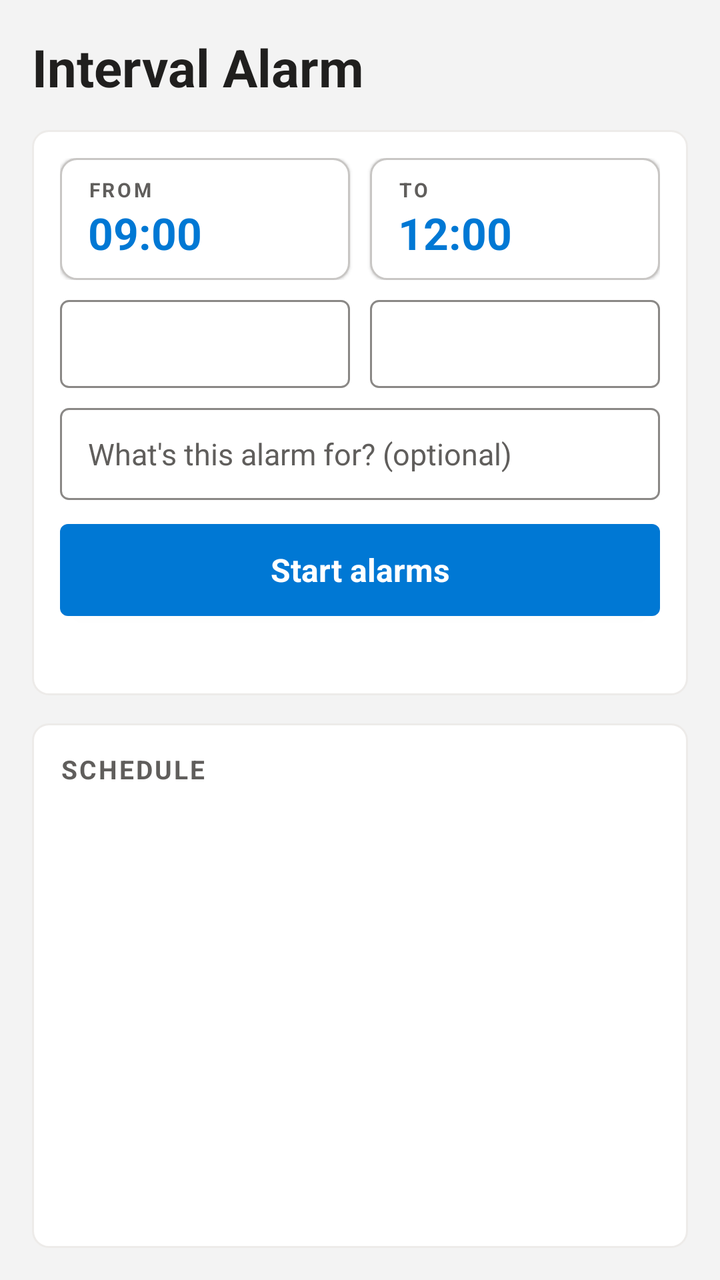
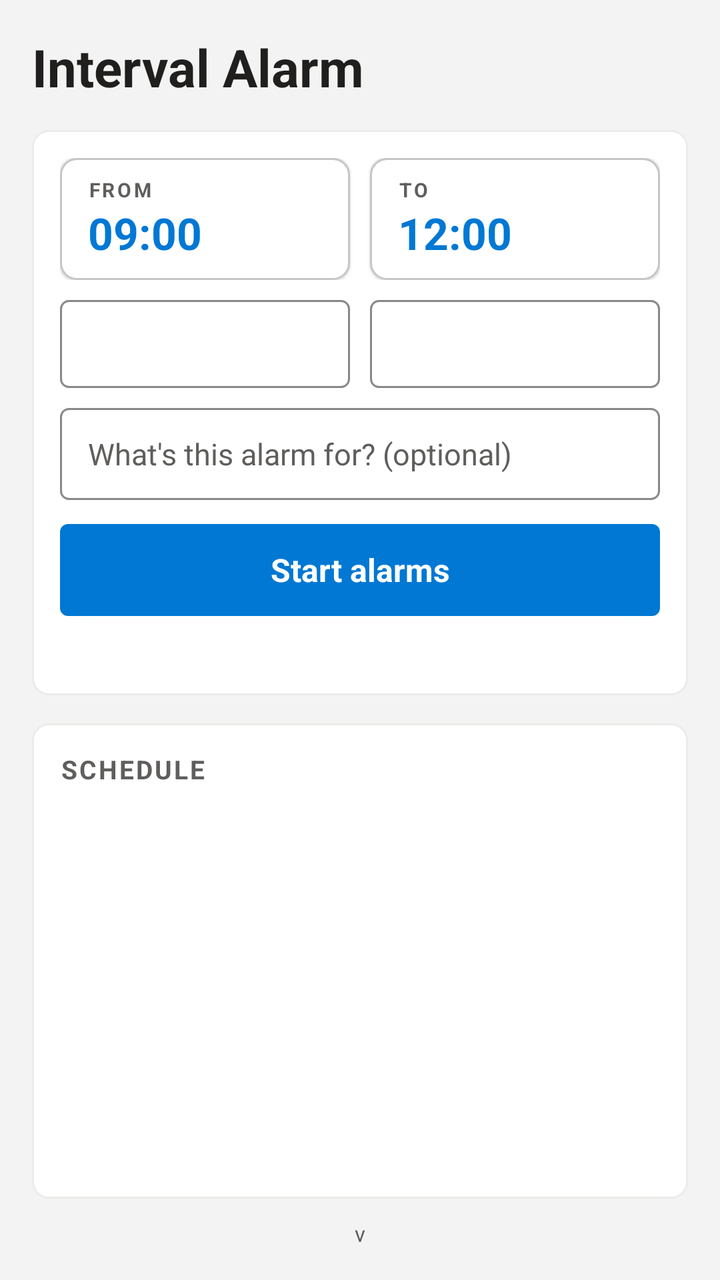

Before-and-after screenshots of an Android layout around one commit, followed by the original layout XML and the change that was made.
<!-- AndroidManifest.xml: application theme Theme.IntervalAlarm -->
<!-- res/layout/activity_main.xml -->
<?xml version="1.0" encoding="utf-8"?>
<LinearLayout xmlns:android="http://schemas.android.com/apk/res/android"
    android:layout_width="match_parent"
    android:layout_height="match_parent"
    android:orientation="vertical"
    android:padding="16dp">

    <TextView
        android:layout_width="wrap_content"
        android:layout_height="wrap_content"
        android:text="Interval Alarm"
        android:textSize="26sp"
        android:textStyle="bold"
        android:textColor="@color/ms_text"
        android:paddingBottom="14dp" />

    
    <LinearLayout
        android:layout_width="match_parent"
        android:layout_height="wrap_content"
        android:orientation="vertical"
        android:background="@drawable/bg_card"
        android:padding="14dp">

        <LinearLayout
            android:layout_width="match_parent"
            android:layout_height="wrap_content"
            android:orientation="horizontal">

            <LinearLayout
                android:id="@+id/fromBtn"
                android:layout_width="0dp"
                android:layout_height="wrap_content"
                android:layout_weight="1"
                android:layout_marginEnd="5dp"
                android:orientation="vertical"
                android:background="@drawable/btn_tile"
                android:elevation="1dp"
                android:clickable="true"
                android:focusable="true"
                android:paddingStart="14dp"
                android:paddingEnd="14dp"
                android:paddingTop="9dp"
                android:paddingBottom="9dp">

                <TextView
                    android:layout_width="wrap_content"
                    android:layout_height="wrap_content"
                    android:text="FROM"
                    android:textSize="10sp"
                    android:textStyle="bold"
                    android:letterSpacing="0.12"
                    android:textColor="@color/ms_text_secondary" />

                <TextView
                    android:id="@+id/fromVal"
                    android:layout_width="wrap_content"
                    android:layout_height="wrap_content"
                    android:text="09:00"
                    android:textSize="22sp"
                    android:textStyle="bold"
                    android:textColor="@color/ms_blue" />
            </LinearLayout>

            <LinearLayout
                android:id="@+id/toBtn"
                android:layout_width="0dp"
                android:layout_height="wrap_content"
                android:layout_weight="1"
                android:layout_marginStart="5dp"
                android:orientation="vertical"
                android:background="@drawable/btn_tile"
                android:elevation="1dp"
                android:clickable="true"
                android:focusable="true"
                android:paddingStart="14dp"
                android:paddingEnd="14dp"
                android:paddingTop="9dp"
                android:paddingBottom="9dp">

                <TextView
                    android:layout_width="wrap_content"
                    android:layout_height="wrap_content"
                    android:text="TO"
                    android:textSize="10sp"
                    android:textStyle="bold"
                    android:letterSpacing="0.12"
                    android:textColor="@color/ms_text_secondary" />

                <TextView
                    android:id="@+id/toVal"
                    android:layout_width="wrap_content"
                    android:layout_height="wrap_content"
                    android:text="12:00"
                    android:textSize="22sp"
                    android:textStyle="bold"
                    android:textColor="@color/ms_blue" />
            </LinearLayout>
        </LinearLayout>

        <LinearLayout
            android:layout_width="match_parent"
            android:layout_height="wrap_content"
            android:orientation="horizontal"
            android:layout_marginTop="10dp">

            <Spinner
                android:id="@+id/intervalSpin"
                android:layout_width="0dp"
                android:layout_height="44dp"
                android:layout_weight="1"
                android:layout_marginEnd="5dp"
                android:background="@drawable/btn_outline"
                android:paddingStart="12dp" />

            <Spinner
                android:id="@+id/soundSpin"
                android:layout_width="0dp"
                android:layout_height="44dp"
                android:layout_weight="1"
                android:layout_marginStart="5dp"
                android:background="@drawable/btn_outline"
                android:paddingStart="12dp" />
        </LinearLayout>

        <EditText
            android:id="@+id/labelInput"
            android:layout_width="match_parent"
            android:layout_height="46dp"
            android:layout_marginTop="10dp"
            android:background="@drawable/btn_outline"
            android:hint="What's this alarm for? (optional)"
            android:textColorHint="@color/ms_text_secondary"
            android:textColor="@color/ms_text"
            android:textSize="15sp"
            android:inputType="textCapSentences"
            android:maxLines="1"
            android:paddingStart="14dp"
            android:paddingEnd="14dp" />

        <Button
            android:id="@+id/startBtn"
            android:layout_width="match_parent"
            android:layout_height="46dp"
            android:layout_marginTop="12dp"
            android:background="@drawable/btn_primary"
            android:textColor="#FFFFFF"
            android:textAllCaps="false"
            android:textStyle="bold"
            android:textSize="16sp"
            android:text="Start alarms" />

        <TextView
            android:id="@+id/statusText"
            android:layout_width="match_parent"
            android:layout_height="wrap_content"
            android:gravity="center"
            android:paddingTop="8dp"
            android:textSize="13sp"
            android:textColor="@color/ms_text_secondary" />
    </LinearLayout>

    
    <LinearLayout
        android:layout_width="match_parent"
        android:layout_height="0dp"
        android:layout_weight="1"
        android:layout_marginTop="14dp"
        android:orientation="vertical"
        android:background="@drawable/bg_card"
        android:padding="14dp">

        <TextView
            android:id="@+id/scheduleTitle"
            android:layout_width="match_parent"
            android:layout_height="wrap_content"
            android:text="Schedule"
            android:textSize="13sp"
            android:textStyle="bold"
            android:textColor="@color/ms_text_secondary"
            android:letterSpacing="0.08"
            android:textAllCaps="true"
            android:paddingBottom="6dp" />

        <ListView
            android:id="@+id/listView"
            android:layout_width="match_parent"
            android:layout_height="match_parent"
            android:divider="@color/ms_divider"
            android:dividerHeight="1dp" />
    </LinearLayout>

</LinearLayout>
<!-- resources referenced by this layout -->
<resources>
  <color name="ms_blue">#0078D4</color>
  <color name="ms_divider">#EDEBE9</color>
  <color name="ms_text">#201F1E</color>
  <color name="ms_text_secondary">#605E5C</color>
  <!-- drawable bg_card (drawable) -->
  <?xml version="1.0" encoding="utf-8"?>
  <shape xmlns:android="http://schemas.android.com/apk/res/android">
      <solid android:color="@color/ms_card" />
      <corners android:radius="8dp" />
      <stroke android:width="1dp" android:color="@color/ms_divider" />
  </shape>
  <!-- drawable btn_outline (drawable) -->
  <?xml version="1.0" encoding="utf-8"?>
  <selector xmlns:android="http://schemas.android.com/apk/res/android">
      <item android:state_pressed="true">
          <shape><solid android:color="@color/ms_divider"/><corners android:radius="4dp"/><stroke android:width="1dp" android:color="@color/ms_border"/></shape>
      </item>
      <item>
          <shape><solid android:color="@color/ms_card"/><corners android:radius="4dp"/><stroke android:width="1dp" android:color="@color/ms_border"/></shape>
      </item>
  </selector>
  <!-- drawable btn_primary (drawable) -->
  <?xml version="1.0" encoding="utf-8"?>
  <selector xmlns:android="http://schemas.android.com/apk/res/android">
      <item android:state_pressed="true">
          <shape><solid android:color="@color/ms_blue_dark"/><corners android:radius="4dp"/></shape>
      </item>
      <item>
          <shape><solid android:color="@color/ms_blue"/><corners android:radius="4dp"/></shape>
      </item>
  </selector>
  <!-- drawable btn_tile (drawable) -->
  <?xml version="1.0" encoding="utf-8"?>
  <selector xmlns:android="http://schemas.android.com/apk/res/android">
      <item android:state_pressed="true">
          <shape><solid android:color="@color/ms_divider"/><corners android:radius="8dp"/><stroke android:width="1dp" android:color="#C8C6C4"/></shape>
      </item>
      <item>
          <shape><solid android:color="@color/ms_card"/><corners android:radius="8dp"/><stroke android:width="1dp" android:color="#C8C6C4"/></shape>
      </item>
  </selector>
  <style name="Theme.IntervalAlarm" parent="Theme.AppCompat.Light.NoActionBar">
          <item name="colorPrimary">@color/ms_blue</item>
          <item name="colorPrimaryDark">@color/ms_blue_dark</item>
          <item name="colorAccent">@color/ms_blue</item>
          <item name="android:windowBackground">@color/ms_bg</item>
          <item name="android:statusBarColor">@color/ms_bg</item>
          <item name="android:windowLightStatusBar">true</item>
          <item name="android:textColorPrimary">@color/ms_text</item>
          <item name="android:fontFamily">sans-serif</item>
      </style>
  <color name="ms_card">#FFFFFF</color>
  <color name="ms_border">#8A8886</color>
  <color name="ms_blue_dark">#106EBE</color>
  <color name="ms_bg">#F3F3F3</color>
</resources>

<!-- the commit's change to res/layout/activity_main.xml (unified diff, before → after) -->
@@ -190,4 +190,14 @@
             android:dividerHeight="1dp" />
     </LinearLayout>
 
+    <TextView
+        android:id="@+id/versionText"
+        android:layout_width="match_parent"
+        android:layout_height="wrap_content"
+        android:gravity="center"
+        android:paddingTop="10dp"
+        android:textSize="11sp"
+        android:textColor="@color/ms_text_secondary"
+        android:text="v" />
+
 </LinearLayout>
